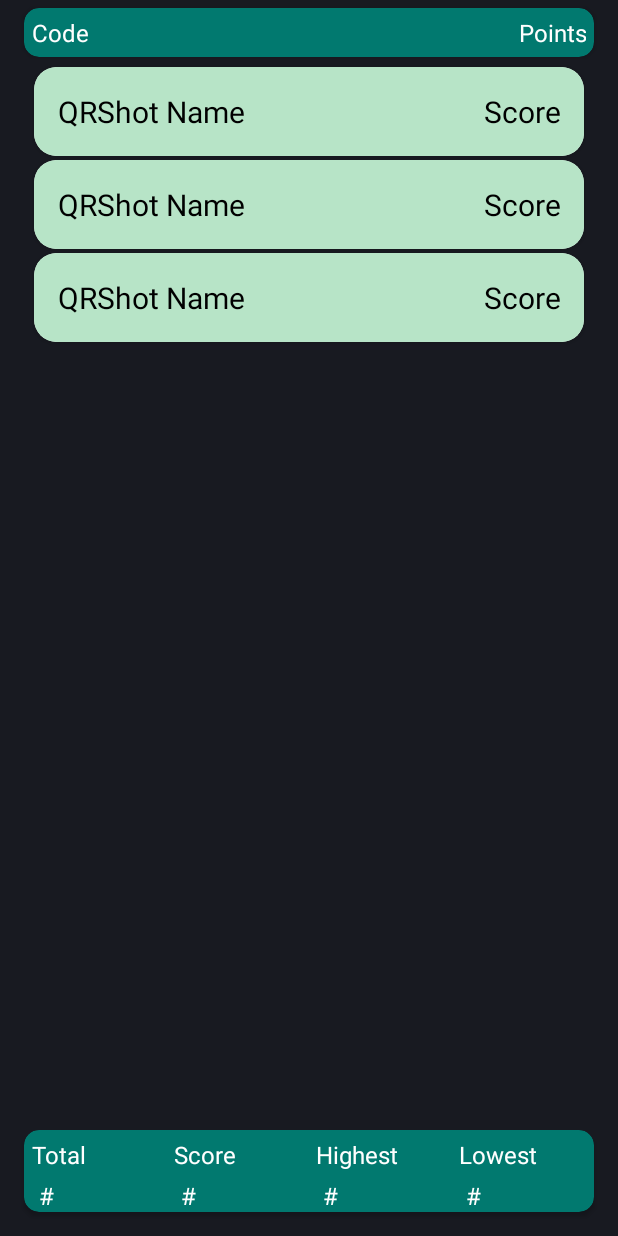
After one commit to CMPUT301W22T35/QRcode-Quest, an Android app: the layout fragment_player_qr_shots.xml on its own in the app's theme, with its tools: preview values and no code run, on a phone screen of 412 x 824 dp. The commit adds this screen. Run offline under Robolectric (Android 15) with nearby library versions, the phone set to English and light mode, and no system bars.

Commit message:
Basic implementation of player QR lists

```diff
--- a/app/src/main/java/com/qrcode_quest/MainActivity.java
+++ b/app/src/main/java/com/qrcode_quest/MainActivity.java
@@ -1,5 +1,6 @@
 package com.qrcode_quest;
 
+import android.content.res.Resources;
 import android.os.Bundle;
 
 import com.google.android.material.bottomnavigation.BottomNavigationView;
@@ -10,7 +11,9 @@ import androidx.navigation.Navigation;
 import androidx.navigation.ui.AppBarConfiguration;
 import androidx.navigation.ui.NavigationUI;
 
+import com.qrcode_quest.database.QRManager;
 import com.qrcode_quest.databinding.ActivityHomeBinding;
+import com.qrcode_quest.entities.QRShot;
 
 public class MainActivity extends AppCompatActivity {
 
@@ -33,5 +36,4 @@ public class MainActivity extends AppCompatActivity {
         NavigationUI.setupActionBarWithNavController(this, navController, appBarConfiguration);
         NavigationUI.setupWithNavController(binding.navView, navController);
     }
-
 }
--- a/app/src/main/java/com/qrcode_quest/database/ManagerResult.java
+++ b/app/src/main/java/com/qrcode_quest/database/ManagerResult.java
@@ -149,8 +149,6 @@ public class ManagerResult {
             assert querySnapshot != null;
             List<DocumentSnapshot> documents = querySnapshot.getDocuments();
             ArrayList<QRShot> shots = new ArrayList<>();
-            for(int i = 0; i < documents.size(); i++)
-                shots.add(null);
             for (DocumentSnapshot document: documents) {
                 // retrieve fields in the document
                 String name = document.getString(Schema.QRSHOT_PLAYER_NAME);
--- a/app/src/main/java/com/qrcode_quest/database/QRManager.java
+++ b/app/src/main/java/com/qrcode_quest/database/QRManager.java
@@ -165,7 +165,7 @@ public class QRManager extends DatabaseManager {
                 // insert the QRShot
                 HashMap<String, Object> map = new HashMap<>();
                 map.put(Schema.QRSHOT_QRHASH, shot.getCodeHash());
-                map.put(Schema.QRSHOT_PLAYER_NAME, shot.getName());
+                map.put(Schema.QRSHOT_PLAYER_NAME, shot.getOwnerName());
                 map.put(Schema.QRSHOT_SCORE, RawQRCode.getScoreFromHash(shot.getCodeHash()));
                 Geolocation location = shot.getLocation();
                 if (location != null) {
--- a/app/src/main/java/com/qrcode_quest/ui/leaderboard/LeaderboardFragment.java
+++ b/app/src/main/java/com/qrcode_quest/ui/leaderboard/LeaderboardFragment.java
@@ -35,7 +35,7 @@ public class LeaderboardFragment extends Fragment {
         leaderboardViewModel.getText().observe(getViewLifecycleOwner(), textView::setText);
 
 
-        String[] players = {"QRHUNTER12", "PLAYER1", "PLAYER2"}; // replace with firebase later
+        String[] players = {"QRHUNTER12", "PLAYER1", "bob"}; // replace with firebase later
         playerListFragment = PlayerListFragment.newInstance(players);
 
         FragmentManager fragmentManager = getChildFragmentManager();
--- a/app/src/main/res/layout/activity_home.xml
+++ b/app/src/main/res/layout/activity_home.xml
@@ -3,8 +3,7 @@
     xmlns:app="http://schemas.android.com/apk/res-auto"
     android:id="@+id/container"
     android:layout_width="match_parent"
-    android:layout_height="match_parent"
-    android:paddingTop="?attr/actionBarSize">
+    android:layout_height="match_parent">
 
     <com.google.android.material.bottomnavigation.BottomNavigationView
         android:id="@+id/nav_view"
@@ -24,6 +23,7 @@
         android:layout_width="match_parent"
         android:layout_height="match_parent"
         app:defaultNavHost="true"
+        android:layout_marginBottom="?attr/actionBarSize"
         app:layout_constraintBottom_toTopOf="@id/nav_view"
         app:layout_constraintLeft_toLeftOf="parent"
         app:layout_constraintRight_toRightOf="parent"
--- /dev/null
+++ b/app/src/main/res/layout/fragment_player_qr_shots.xml
@@ -0,0 +1,152 @@
+<?xml version="1.0" encoding="utf-8"?>
+<androidx.constraintlayout.widget.ConstraintLayout
+    xmlns:android="http://schemas.android.com/apk/res/android"
+    xmlns:app="http://schemas.android.com/apk/res-auto"
+    xmlns:tools="http://schemas.android.com/tools"
+    android:layout_width="match_parent"
+    android:layout_height="match_parent">
+
+    <androidx.cardview.widget.CardView
+        android:id="@+id/player_qrlist_header_card"
+        android:layout_width="match_parent"
+        android:layout_height="wrap_content"
+        android:layout_marginTop="5dp"
+        android:layout_marginHorizontal="16dp"
+        app:cardBackgroundColor="?attr/colorPrimary"
+        app:cardCornerRadius="10dp"
+        app:layout_constraintEnd_toEndOf="parent"
+        app:layout_constraintStart_toStartOf="parent"
+        app:layout_constraintTop_toTopOf="parent">
+
+        <TextView
+            android:layout_width="match_parent"
+            android:layout_height="wrap_content"
+            android:layout_margin="5dp"
+            android:text="@string/player_qrshot_code"
+            android:textSize="16sp" />
+
+        <TextView
+            android:layout_width="match_parent"
+            android:layout_height="wrap_content"
+            android:layout_margin="5dp"
+            android:gravity="right"
+            android:text="@string/qrshot_list_points"
+            android:textSize="16sp"
+            tools:ignore="RtlHardcoded" />
+    </androidx.cardview.widget.CardView>
+
+    <LinearLayout
+        android:layout_width="0dp"
+        android:layout_height="0dp"
+        android:layout_margin="5dp"
+        app:layout_constraintBottom_toTopOf="@+id/player_qrlist_stats"
+        app:layout_constraintEnd_toEndOf="@+id/player_qrlist_header_card"
+        app:layout_constraintStart_toStartOf="@+id/player_qrlist_header_card"
+        app:layout_constraintTop_toBottomOf="@+id/player_qrlist_header_card">
+
+        <androidx.recyclerview.widget.RecyclerView
+            android:id="@+id/player_qrlist_recyclerview"
+            android:layout_width="match_parent"
+            android:layout_height="match_parent"
+            tools:listitem="@layout/fragment_qrshot_item_view" />
+    </LinearLayout>
+
+    <androidx.cardview.widget.CardView
+        android:id="@+id/player_qrlist_stats"
+        android:layout_width="match_parent"
+        android:layout_height="wrap_content"
+        android:layout_margin="16dp"
+        app:cardBackgroundColor="@color/pine"
+        app:cardCornerRadius="10dp"
+        app:layout_constraintBottom_toBottomOf="parent"
+        app:layout_constraintEnd_toEndOf="parent"
+        app:layout_constraintStart_toStartOf="parent">
+
+        <LinearLayout
+            android:layout_width="match_parent"
+            android:layout_height="match_parent"
+            android:orientation="vertical">
+
+            <LinearLayout
+                android:layout_width="match_parent"
+                android:layout_height="wrap_content"
+                android:orientation="horizontal">
+
+                <TextView
+                    android:layout_width="0dp"
+                    android:layout_height="wrap_content"
+                    android:layout_margin="5dp"
+                    android:layout_weight="1"
+                    android:text="@string/player_qrlist_total"
+                    android:textSize="16sp" />
+
+                <TextView
+                    android:layout_width="0dp"
+                    android:layout_height="wrap_content"
+                    android:layout_margin="5dp"
+                    android:layout_weight="1"
+                    android:text="@string/player_qrlist_score"
+                    android:textSize="16sp" />
+
+                <TextView
+                    android:layout_width="0dp"
+                    android:layout_height="wrap_content"
+                    android:layout_margin="5dp"
+                    android:layout_weight="1"
+                    android:text="@string/player_qrlist_highest"
+                    android:textSize="16sp" />
+
+                <TextView
+                    android:layout_width="0dp"
+                    android:layout_height="wrap_content"
+                    android:layout_margin="5dp"
+                    android:layout_weight="1"
+                    android:text="@string/player_qrlist_lowest"
+                    android:textSize="16sp" />
+            </LinearLayout>
+
+            <LinearLayout
+                android:layout_width="match_parent"
+                android:layout_height="wrap_content"
+                android:orientation="horizontal">
+
+                <TextView
+                    android:id="@+id/player_qrlist_total"
+                    android:layout_width="0dp"
+                    android:layout_height="wrap_content"
+                    android:layout_marginStart="10dp"
+                    android:layout_weight="1"
+                    android:text="@string/number_placeholder"
+                    android:textSize="16sp" />
+
+                <TextView
+                    android:id="@+id/player_qrlist_score"
+                    android:layout_width="0dp"
+                    android:layout_height="wrap_content"
+                    android:layout_marginStart="10dp"
+                    android:layout_weight="1"
+                    android:text="@string/number_placeholder"
+                    android:textSize="16sp" />
+
+                <TextView
+                    android:id="@+id/player_qrlist_highest"
+                    android:layout_width="0dp"
+                    android:layout_height="wrap_content"
+                    android:layout_marginStart="10dp"
+                    android:layout_weight="1"
+                    android:text="@string/number_placeholder"
+                    android:textSize="16sp" />
+
+                <TextView
+                    android:id="@+id/player_qrlist_lowest"
+                    android:layout_width="0dp"
+                    android:layout_height="wrap_content"
+                    android:layout_marginStart="10dp"
+                    android:layout_weight="1"
+                    android:text="@string/number_placeholder"
+                    android:textSize="16sp" />
+
+            </LinearLayout>
+        </LinearLayout>
+    </androidx.cardview.widget.CardView>
+</androidx.constraintlayout.widget.ConstraintLayout>
--- /dev/null
+++ b/app/src/main/res/layout/fragment_qrshot_item_view.xml
@@ -0,0 +1,40 @@
+<?xml version="1.0" encoding="utf-8"?>
+<androidx.cardview.widget.CardView
+    xmlns:android="http://schemas.android.com/apk/res/android"
+    xmlns:tools="http://schemas.android.com/tools"
+    android:layout_width="match_parent"
+    android:layout_height="wrap_content"
+    xmlns:app="http://schemas.android.com/apk/res-auto"
+    android:layout_margin="1dp"
+    app:cardCornerRadius="15dp">
+
+    <LinearLayout
+        android:layout_width="match_parent"
+        android:layout_height="wrap_content"
+        android:orientation="horizontal"
+        android:background="?attr/colorSecondary">
+
+        <TextView
+            android:id="@+id/player_qrlist_content_name"
+            android:layout_width="wrap_content"
+            android:layout_height="wrap_content"
+            android:layout_margin="@dimen/text_margin"
+            android:text="@string/qrshot_name_placeholder"
+            android:textSize="20sp"
+            android:textColor="?attr/colorOnSecondary"
+            android:ems="10"/>
+
+        <TextView
+            android:id="@+id/player_qrlist_content_score"
+            android:layout_width="match_parent"
+            android:layout_height="wrap_content"
+            android:layout_margin="@dimen/text_margin"
+            android:gravity="right"
+            android:text="@string/score_placeholder"
+            android:textColor="?attr/colorOnSecondary"
+            android:textSize="20sp"
+            android:ems="7"
+            tools:ignore="RtlHardcoded" />
+
+    </LinearLayout>
+</androidx.cardview.widget.CardView>
--- a/app/src/main/res/values/strings.xml
+++ b/app/src/main/res/values/strings.xml
@@ -4,4 +4,13 @@
     <string name="title_home">Home</string>
     <string name="title_leaderboard">Leaderboard</string>
     <string name="title_account">Account</string>
+    <string name="qrshot_name_placeholder">QRShot Name</string>
+    <string name="score_placeholder">Score</string>
+    <string name="qrshot_list_points">Points</string>
+    <string name="player_qrshot_code">Code</string>
+    <string name="number_placeholder">#</string>
+    <string name="player_qrlist_lowest">Lowest</string>
+    <string name="player_qrlist_highest">Highest</string>
+    <string name="player_qrlist_score">Score</string>
+    <string name="player_qrlist_total">Total</string>
 </resources>
```
Also changed, not shown: app/src/main/java/com/qrcode_quest/MainViewModel.java (+36 -1 lines), app/src/main/java/com/qrcode_quest/PlayerListFragment.java (+17 -0 lines), app/src/main/java/com/qrcode_quest/ui/playerQR/PlayerQRListFragment.java (+31 -4 lines), app/src/main/java/com/qrcode_quest/ui/playerQR/PlayerQRListViewModel.java (+41 -2 lines), app/src/main/java/com/qrcode_quest/ui/playerQR/PlayerQRShotViewAdapter.java (added, +70 -0 lines), app/src/main/res/layout/fragment_qrshot_list.xml (renamed from app/src/main/res/layout/fragment_player_qr_list.xml, +0 -7 lines), app/src/main/res/navigation/mobile_navigation.xml (+21 -1 lines).
